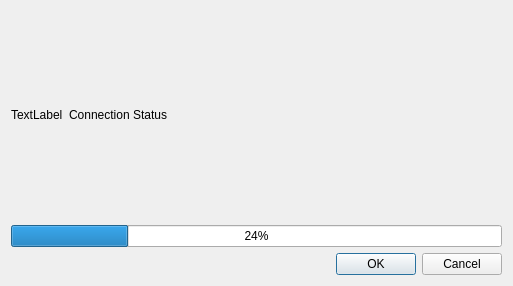
This is src/connection.ui in z-bitcoinz/BitcoinZ_Blue as Qt 5 draws it before an edit. The edited form follows.
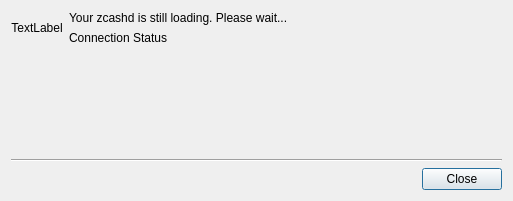
This is the edited form.

Commit message: Manage connection

Diff of the .ui file:
```diff
--- a/src/connection.ui
+++ b/src/connection.ui
@@ -7,7 +7,7 @@
     <x>0</x>
     <y>0</y>
     <width>513</width>
-    <height>286</height>
+    <height>201</height>
    </rect>
   </property>
   <property name="windowTitle">
@@ -17,40 +17,69 @@
    <bool>true</bool>
   </property>
   <layout class="QGridLayout" name="gridLayout">
-   <item row="2" column="1">
+   <item row="0" column="1">
+    <widget class="QLabel" name="title">
+     <property name="text">
+      <string>Your zcashd is still loading. Please wait...</string>
+     </property>
+    </widget>
+   </item>
+   <item row="4" column="1">
     <widget class="QDialogButtonBox" name="buttonBox">
      <property name="orientation">
       <enum>Qt::Horizontal</enum>
      </property>
      <property name="standardButtons">
-      <set>QDialogButtonBox::Cancel|QDialogButtonBox::Ok</set>
+      <set>QDialogButtonBox::Close</set>
      </property>
     </widget>
    </item>
-   <item row="0" column="1">
+   <item row="1" column="1">
     <widget class="QLabel" name="status">
      <property name="text">
       <string>Connection Status</string>
      </property>
+     <property name="alignment">
+      <set>Qt::AlignLeading|Qt::AlignLeft|Qt::AlignVCenter</set>
+     </property>
      <property name="wordWrap">
       <bool>true</bool>
      </property>
     </widget>
    </item>
-   <item row="0" column="0">
+   <item row="0" column="0" rowspan="2">
     <widget class="QLabel" name="icon">
      <property name="text">
       <string>TextLabel</string>
      </property>
+     <property name="alignment">
+      <set>Qt::AlignCenter</set>
+     </property>
+     <property name="margin">
+      <number>20</number>
+     </property>
     </widget>
    </item>
-   <item row="1" column="0" colspan="2">
-    <widget class="QProgressBar" name="progressBar">
-     <property name="value">
-      <number>24</number>
+   <item row="3" column="0" colspan="2">
+    <widget class="Line" name="line">
+     <property name="orientation">
+      <enum>Qt::Horizontal</enum>
      </property>
     </widget>
    </item>
+   <item row="2" column="0" colspan="2">
+    <spacer name="verticalSpacer">
+     <property name="orientation">
+      <enum>Qt::Vertical</enum>
+     </property>
+     <property name="sizeHint" stdset="0">
+      <size>
+       <width>20</width>
+       <height>40</height>
+      </size>
+     </property>
+    </spacer>
+   </item>
   </layout>
  </widget>
  <resources/>
```
The commit also changes 8 other files.
